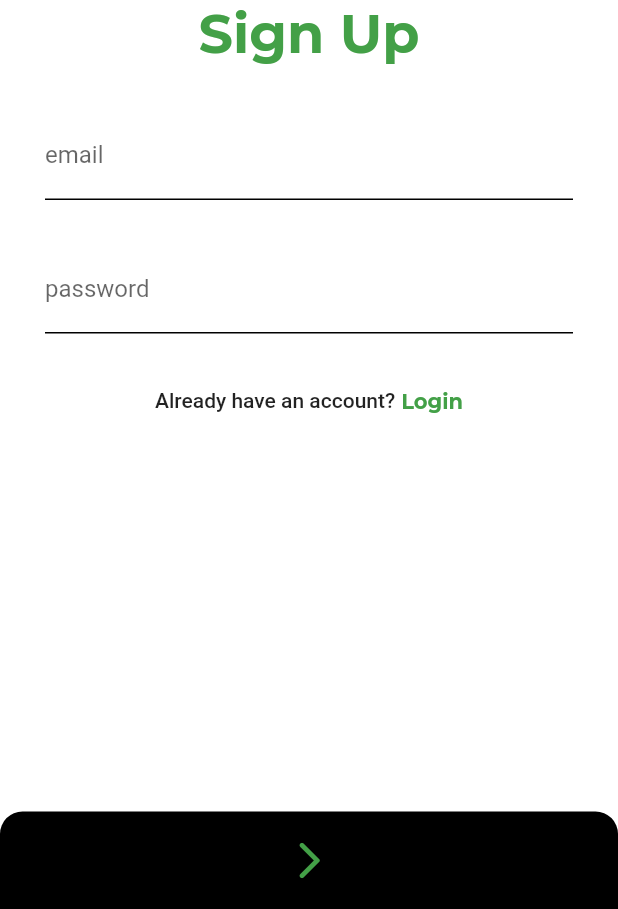
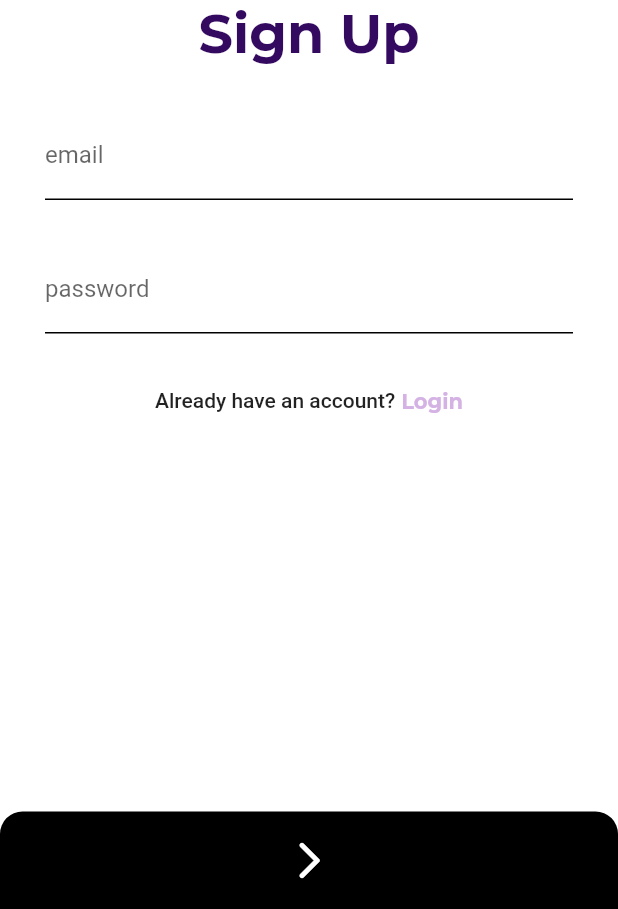
Before and after one commit to katty-ptk/meeds, a Flutter app: the screen it shows after launch, after a tap on "Sign Up", on a phone screen of 412 x 824 dp, the part 327-1236 px from its top. Run offline on Flutter 3.47's test engine with Material 2 defaults, Android fonts, the phone set to English and light mode, and no system bars; our stand-ins replace cloud_firestore, curved_navigation_bar, file_picker, firebase_auth, firebase_core, firebase_storage and 1 more; missing offline and left inert: flutter_keyboard_size; accounts and stored records are empty; network calls fail; Roboto replaces fonts that are missing (Montserrat-Bold).

```diff
--- a/lib/screens/app/add_new/journal_entries/empty_journal_entry.dart
+++ b/lib/screens/app/add_new/journal_entries/empty_journal_entry.dart
@@ -36,8 +36,9 @@ class _EmptyJournalEntryState extends State<EmptyJournalEntry> {
     }
 
     return Scaffold(
-      body: Column(
+      body: ListView(
           // direction: Axis.vertical,
+          padding: EdgeInsets.zero,
           children: [
             ProfileImageBG(non_profile: true, text: "Plain"),
             Padding(
--- a/lib/screens/app/add_new/journal_entries/select_journal_entry.dart
+++ b/lib/screens/app/add_new/journal_entries/select_journal_entry.dart
@@ -1,4 +1,5 @@
 import 'package:flutter/material.dart';
+import 'package:meeds/screens/app/add_new/journal_entries/gratitude_journal_entry.dart';
 
 import '../../../../widgets/option_tab.dart';
 import '../../../../widgets/profile_image.dart';
@@ -43,7 +44,7 @@ class SelectJournalEntry extends StatelessWidget {
                 children: [
                   OptionTab(text: "Plain ( no template )", page: EmptyJournalEntry()),
                   SizedBox(height: 20,),
-                  OptionTab(text: "Gratitude", page: EmptyJournalEntry()),
+                  OptionTab(text: "Gratitude", page: GratitudeJournalEntry()),
                   SizedBox(height: 20,),
                   OptionTab(text: "Hard Day", page: EmptyJournalEntry()),
                 ],
--- a/lib/screens/start/landing_page.dart
+++ b/lib/screens/start/landing_page.dart
@@ -1,5 +1,6 @@
 import 'package:flutter/material.dart';
 import 'package:meeds/screens/start/login_page.dart';
+import 'package:meeds/utils/meeds_colors.dart';
 import 'package:meeds/utils/next_screen.dart';
 import './signup_page.dart';
 
@@ -8,7 +9,6 @@ class LandingPage extends StatelessWidget {
 
   @override
   Widget build(BuildContext context) {
-    Color green = Colors.green.shade600;
     Color black = Colors.black87;
 
     return Scaffold(
@@ -36,7 +36,7 @@ class LandingPage extends StatelessWidget {
                   TextSpan(
                     text: 'meeds',
                     style: TextStyle(
-                      color: Colors.green,
+                      color: MyColors.dark_purple,
                       fontStyle: FontStyle.italic
                     )
                   ),
@@ -101,7 +101,7 @@ class LandingPage extends StatelessWidget {
             'Want to learn more?',
             style: TextStyle(
               decoration: TextDecoration.underline,
-              color: green,
+              color: MyColors.light_pink,
               fontFamily: 'Montserrat-Bold',
               letterSpacing: 0.7
             ),
--- a/lib/screens/start/login_page.dart
+++ b/lib/screens/start/login_page.dart
@@ -1,5 +1,6 @@
 import 'package:flutter/material.dart';
 import 'package:meeds/screens/start/signup_page.dart';
+import 'package:meeds/utils/meeds_colors.dart';
 import 'package:provider/provider.dart';
 import '../../services/sign_in.service.dart';
 import '../../widgets/text_logo.dart';
@@ -137,7 +138,7 @@ class _LoginPageState extends State<LoginPage> {
                                             Navigator.of(context).push(MaterialPageRoute(builder: (context) => const SignUpPage()));
                                           },
                                           child: Text(' Sign Up', style: TextStyle(
-                                            color: Colors.green[600],
+                                            color: MyColors.light_pink,
                                             fontWeight: FontWeight.bold,
                                             fontFamily: 'Montserrat',
                                           ),),
@@ -166,7 +167,7 @@ class _LoginPageState extends State<LoginPage> {
                             decoration: BoxDecoration(
                             color: Colors.black,
                             borderRadius: BorderRadius.only(topLeft: Radius.circular(15), topRight: Radius.circular(15))),
-                            child: Icon(Icons.arrow_forward_ios_rounded, color: Colors.green[600], size: 30,),
+                            child: Icon(Icons.arrow_forward_ios_rounded, color: Colors.white, size: 30,),
                           ),
                         ),
                         ),
--- a/lib/screens/start/signup_page.dart
+++ b/lib/screens/start/signup_page.dart
@@ -1,6 +1,7 @@
 import 'package:flutter/material.dart';
 import 'package:meeds/services/sign_in.service.dart';
 import 'package:meeds/screens/start/login_page.dart';
+import 'package:meeds/utils/meeds_colors.dart';
 import 'package:meeds/widgets/text_logo.dart';
 import 'package:provider/provider.dart';
 
@@ -131,7 +132,7 @@ class _SignUpPageState extends State<SignUpPage> {
                                             Navigator.of(context).push(MaterialPageRoute(builder: (context) => const LoginPage()));
                                           },
                                           child: Text(' Login', style: TextStyle(
-                                            color: Colors.green[600],
+                                            color: MyColors.light_pink,
                                             fontWeight: FontWeight.bold,
                                             fontFamily: 'Montserrat',
                                           ),),
@@ -160,7 +161,7 @@ class _SignUpPageState extends State<SignUpPage> {
                             decoration: BoxDecoration(
                             color: Colors.black,
                             borderRadius: BorderRadius.only(topLeft: Radius.circular(15), topRight: Radius.circular(15))),
-                            child: Icon(Icons.arrow_forward_ios_rounded, color: Colors.green[600], size: 30,),
+                            child: Icon(Icons.arrow_forward_ios_rounded, color: Colors.white, size: 30,),
                           ),
                         ),
                         ),
--- a/lib/utils/meeds_colors.dart
+++ b/lib/utils/meeds_colors.dart
@@ -15,4 +15,5 @@ class HexColor extends Color {
 class MyColors {
   static Color light_pink = HexColor("D4B2E4");
   static Color dark_purple = HexColor("340a61");
+  static Color white = HexColor("FFFFFF");
 }
--- a/lib/widgets/profile_image.dart
+++ b/lib/widgets/profile_image.dart
@@ -3,6 +3,7 @@
 import 'dart:ui';
 import 'package:flutter/material.dart';
 import 'package:meeds/services/sign_in.service.dart';
+import 'package:meeds/utils/meeds_colors.dart';
 import 'package:provider/provider.dart';
 
 class ProfileImageBG extends StatefulWidget {
@@ -44,7 +45,7 @@ class _ProfileImageBGState extends State<ProfileImageBG> {
               widget.text != null ? Center(child: Text(widget.text.toString(), style: TextStyle(
                 fontSize: 48,
                 fontWeight: FontWeight.bold,
-                color: Colors.grey.shade300
+                color: MyColors.white
               ),)) : Text("")
             ],
           ),
--- a/lib/widgets/text_logo.dart
+++ b/lib/widgets/text_logo.dart
@@ -1,4 +1,5 @@
 import 'package:flutter/material.dart';
+import 'package:meeds/utils/meeds_colors.dart';
 
 // ignore: must_be_immutable
 class TextLogo extends StatefulWidget {
@@ -28,7 +29,7 @@ class _TextLogoState extends State<TextLogo> {
                   fontSize: 36,
                   fontWeight: FontWeight.bold,
                   fontFamily: 'Montserrat',
-                  color: Colors.green.shade600
+                  color: MyColors.dark_purple
           )
         ),
       ],
```
Also changed, not shown: lib/screens/app/add_new/journal_entries/gratitude_journal_entry.dart (added, +25 -0 lines).
